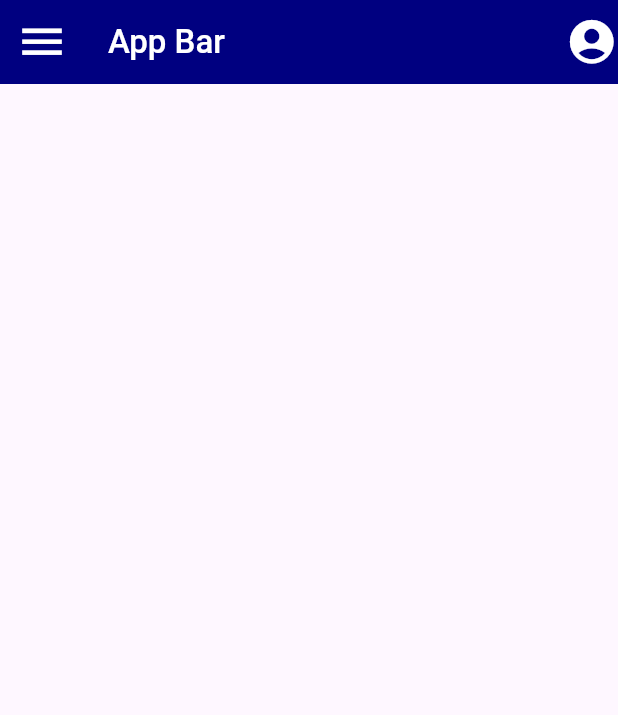
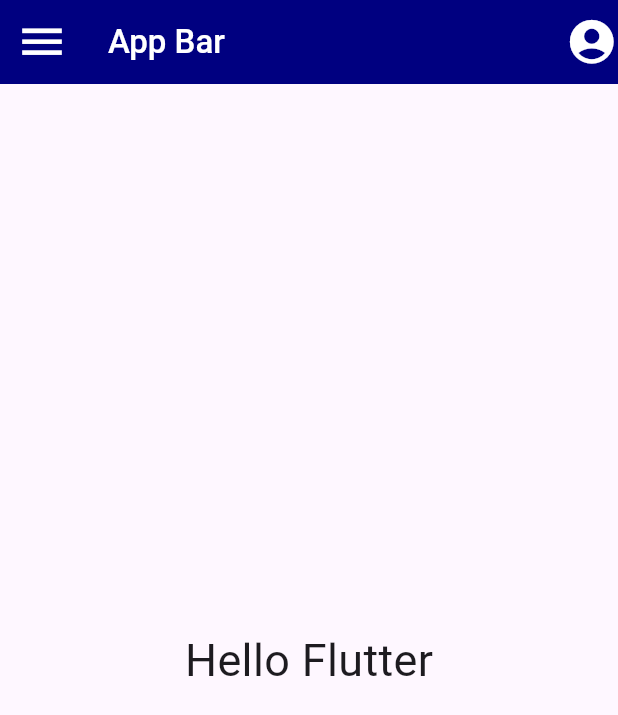
Before and after one commit to DP-Flutter-course/App-01, a Flutter app: the screen it shows after launch, on a phone screen of 412 x 824 dp. Shown: the top 715 px of the screen. Run offline on Flutter 3.47's test engine with Material 3 defaults, Android fonts, the phone set to English and light mode, and no system bars.

Commit message:
add a body text

```diff
--- a/app01/lib/main.dart
+++ b/app01/lib/main.dart
@@ -35,6 +35,11 @@ class MyApp extends StatelessWidget {
           ],
         ),
 
+        body: Center(
+          child: Text('Hello Flutter',
+          style: TextStyle(fontSize: 30),
+            ),
+          ),
        ),
     );
   }
```
